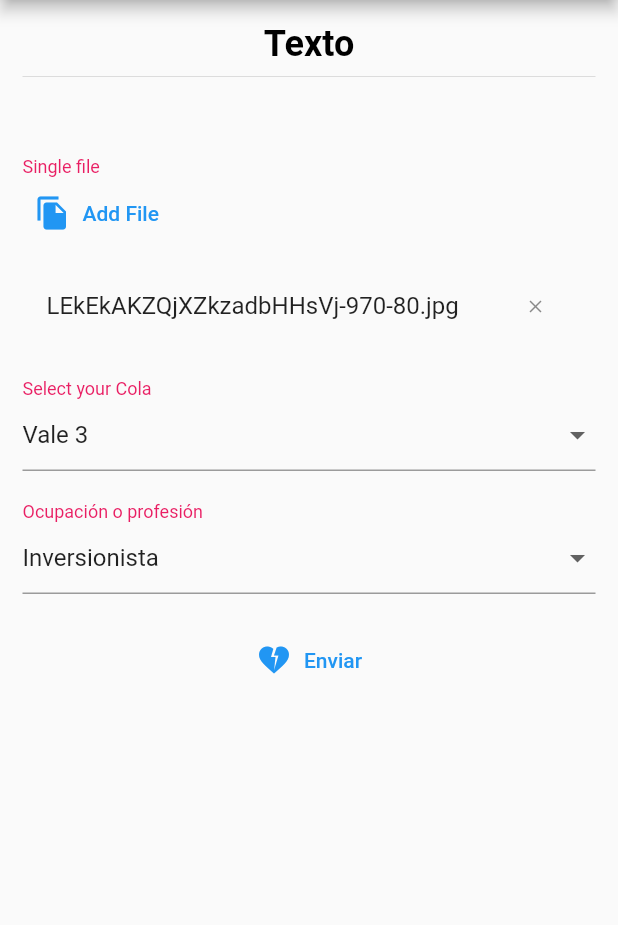
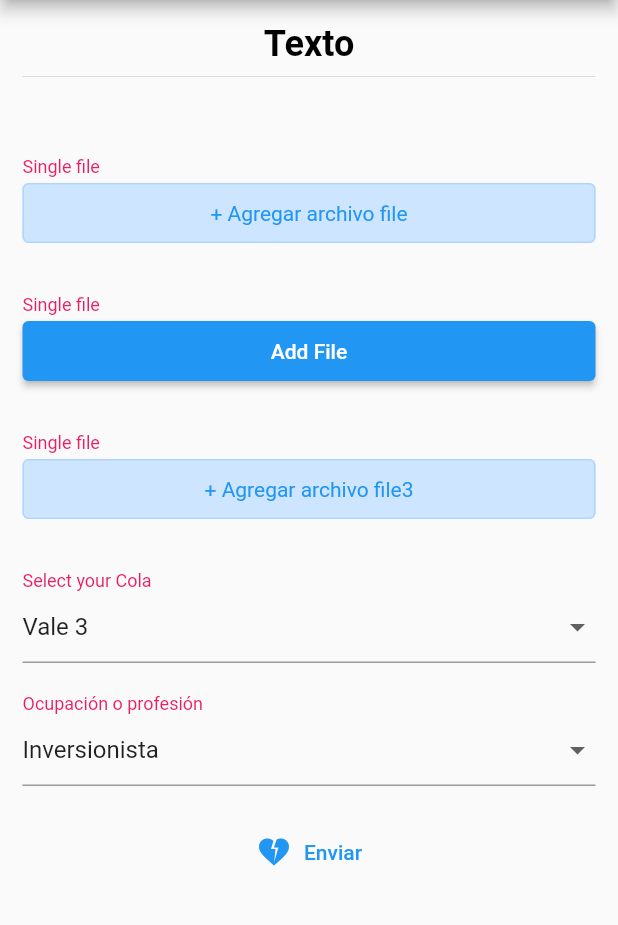
Before and after one commit to edlose16b/flutter_jsonschema_builder, a Flutter app: the screen it shows after launch, after a tap on "Add File", on a phone screen of 412 x 824 dp, the part 84-1009 px from its top. Run offline on Flutter 3.47's test engine with Material 2 defaults, Android fonts, the phone set to English and light mode, and no system bars; our stand-ins replace extended_masked_text, file_picker; missing offline and left inert: dart:ffi.

Commit message:
it dosnt work to picker

```diff
--- a/example/lib/main.dart
+++ b/example/lib/main.dart
@@ -50,6 +50,16 @@ class _MyHomePageState extends State<MyHomePage> {
   "type": "object",
   "properties": {
     "file": {
+      "type": "string",
+      "format": "data-url",
+      "title": "Single file"
+    },
+    "file2": {
+      "type": "string",
+      "format": "data-url",
+      "title": "Single file"
+    },
+    "file3": {
       "type": "string",
       "format": "data-url",
       "title": "Single file"
@@ -134,18 +144,49 @@ class _MyHomePageState extends State<MyHomePage> {
                 onFormDataSaved: (data) {
                   inspect(data);
                 },
-                customFileHandlers: () => {
-                  'files': defaultCustomFileHandler,
-                  'file': () async {
+                customFileHandler: (key) async {
+                  if (['file', 'file3'].contains(key)) {
                     return [
                       File(
                           'https://cdn.mos.cms.futurecdn.net/LEkEkAKZQjXZkzadbHHsVj-970-80.jpg')
                     ];
-                  },
-                  '*': null
+                  }
+                  return null;
                 },
-                customPickerHandlers: () => {
-                  '*': (data) async {
+                customPickerHandlerV2: (data, key) async {
+                  if (key == 'select') {
+                    return showDialog(
+                        context: context,
+                        builder: (context) {
+                          return Scaffold(
+                            body: Container(
+                              margin: const EdgeInsets.all(20),
+                              child: Column(
+                                children: [
+                                  const Text('My Custom Picker'),
+                                  ListView.builder(
+                                    shrinkWrap: true,
+                                    itemCount: data.keys.length,
+                                    itemBuilder: (context, index) {
+                                      return ListTile(
+                                        title: Text(data.values
+                                            .toList()[index]
+                                            .toString()),
+                                        onTap: () => Navigator.pop(
+                                            context, data.keys.toList()[index]),
+                                      );
+                                    },
+                                  ),
+                                ],
+                              ),
+                            ),
+                          );
+                        });
+                  }
+                  return null;
+                },
+                customPickerHandler: () => {
+                  'profession': (data) async {
                     return showDialog(
                         context: context,
                         builder: (context) {
@@ -192,13 +233,26 @@ class _MyHomePageState extends State<MyHomePage> {
                     icon: const Icon(Icons.plus_one),
                     label: const Text('Add Item'),
                   ),
-                  addFileButtonBuilder: (onPressed) => TextButton.icon(
-                    onPressed: () {
-                      onPressed!();
-                    },
-                    icon: const Icon(Icons.file_copy),
-                    label: const Text('Add File'),
-                  ),
+                  addFileButtonBuilder: (onPressed, key) {
+                    if (['file', 'file3'].contains(key)) {
+                      return OutlinedButton(
+                        onPressed: onPressed,
+                        child: Text('+ Agregar archivo $key'),
+                        style: ButtonStyle(
+                            minimumSize: MaterialStateProperty.all(
+                                const Size(double.infinity, 40)),
+                            backgroundColor: MaterialStateProperty.all(
+                              const Color(0xffcee5ff),
+                            ),
+                            side: MaterialStateProperty.all(
+                                const BorderSide(color: Color(0xffafd5ff))),
+                            textStyle: MaterialStateProperty.all(
+                                const TextStyle(color: Color(0xff057afb)))),
+                      );
+                    }
+
+                    return null;
+                  },
                 ),
               ),
             )
--- a/lib/src/builder/logic/widget_builder_logic.dart
+++ b/lib/src/builder/logic/widget_builder_logic.dart
@@ -12,15 +12,18 @@ class WidgetBuilderInherited extends InheritedWidget {
     Key? key,
     required this.mainSchema,
     required Widget child,
-    this.customFileHandlers,
-    this.customPickerHandlers,
+    this.customPickerHandler,
+    this.customFileHandler,
+    this.customPickerHandlerV2,
   }) : super(key: key, child: child);
 
   final Schema mainSchema;
   final data = {};
 
-  final CustomFileHandlers? customFileHandlers;
-  final CustomPickerHandler? customPickerHandlers;
+  final Future<List<File>?>? Function(String key)? customFileHandler;
+  final CustomPickerHandler? customPickerHandler;
+  final Future<dynamic>? Function(Map data, String key)? customPickerHandlerV2;
+
   late final JsonFormSchemaUiConfig uiConfig;
 
   void setJsonFormSchemaStyle(
--- a/lib/src/builder/property_schema_builder.dart
+++ b/lib/src/builder/property_schema_builder.dart
@@ -56,7 +56,7 @@ class PropertySchemaBuilder extends StatelessWidget {
       _field = DropDownJFormField(
         property: schemaPropertySorted,
         customPickerHandler: getCustomPickerHanlder(
-          widgetBuilderInherited.customPickerHandlers,
+          widgetBuilderInherited.customPickerHandler,
           schemaProperty.id,
         ),
         onSaved: (val) {
@@ -72,7 +72,7 @@ class PropertySchemaBuilder extends StatelessWidget {
       _field = DropdownOneOfJFormField(
         property: schemaPropertySorted,
         customPickerHandler: getCustomPickerHanlder(
-          widgetBuilderInherited.customPickerHandlers,
+          widgetBuilderInherited.customPickerHandler,
           schemaProperty.id,
         ),
         onSaved: (val) {
@@ -118,9 +118,8 @@ class PropertySchemaBuilder extends StatelessWidget {
           if (schemaProperty.format == PropertyFormat.dataurl) {
             _field = FileJFormField(
               property: schemaPropertySorted,
-              customFileHandler: getCustomFileHanlder(
-                  WidgetBuilderInherited.of(context).customFileHandlers,
-                  schemaProperty.id),
+              customFileHandlerv2:
+                  WidgetBuilderInherited.of(context).customFileHandler,
               onSaved: (val) {
                 log('onSaved: FileJFormField  ${schemaProperty.idKey}  : $val');
                 updateData(context, val);
@@ -266,24 +265,13 @@ class PropertySchemaBuilder extends StatelessWidget {
     }
   }
 
-  Future<List<File>?> Function()? getCustomFileHanlder(
-      CustomFileHandlers? customFileHandlers, String key) {
-    if (customFileHandlers == null) return null;
+  Future<dynamic> Function(Map<dynamic, dynamic>)? getCustomPickerHanlder(
+    CustomPickerHandler? customPickerHandler,
+    String key,
+  ) {
+    if (customPickerHandler == null) return null;
 
-    final handlers = customFileHandlers();
-
-    if (handlers.containsKey(key)) return handlers[key];
-
-    if (handlers.containsKey('*')) return handlers['*'];
-
-    return null;
-  }
-
-  Future<dynamic> Function(Map<dynamic, dynamic>)? getCustomPickerHanlder(
-      CustomPickerHandler? customFileHandlers, String key) {
-    if (customFileHandlers == null) return null;
-
-    final handlers = customFileHandlers();
+    final handlers = customPickerHandler();
 
     if (handlers.containsKey(key)) return handlers[key];
 
--- a/lib/src/builder/widget_builder.dart
+++ b/lib/src/builder/widget_builder.dart
@@ -13,9 +13,6 @@ import 'dart:convert';
 
 import '../models/models.dart';
 
-// ignore: prefer_generic_function_type_aliases
-typedef Map<String, Future<List<File>?> Function()?> CustomFileHandlers();
-
 typedef Map<String, Future<dynamic> Function(Map data)> CustomPickerHandler();
 
 class JsonForm extends StatefulWidget {
@@ -24,20 +21,23 @@ class JsonForm extends StatefulWidget {
     required this.jsonSchema,
     this.uiSchema,
     required this.onFormDataSaved,
-    this.customFileHandlers,
     this.jsonFormSchemaUiConfig,
-    this.customPickerHandlers,
+    this.customFileHandler,
+    this.customPickerHandlerV2,
+    this.customPickerHandler,
   }) : super(key: key);
 
   final String jsonSchema;
   final void Function(dynamic) onFormDataSaved;
 
   final String? uiSchema;
-  final CustomFileHandlers? customFileHandlers;
 
   final JsonFormSchemaUiConfig? jsonFormSchemaUiConfig;
+  final CustomPickerHandler? customPickerHandler;
 
-  final CustomPickerHandler? customPickerHandlers;
+  final Future<List<File>?>? Function(String key)? customFileHandler;
+  final Future<dynamic>? Function(Map data, String key)? customPickerHandlerV2;
+
   @override
   _JsonFormState createState() => _JsonFormState();
 }
@@ -63,8 +63,9 @@ class _JsonFormState extends State<JsonForm> {
   Widget build(BuildContext context) {
     return WidgetBuilderInherited(
       mainSchema: mainSchema,
-      customFileHandlers: widget.customFileHandlers,
-      customPickerHandlers: widget.customPickerHandlers,
+      customFileHandler: widget.customFileHandler,
+      customPickerHandler: widget.customPickerHandler,
+      // customPickerHandlerV2: widget.customPickerHandlerV2,
       child: Builder(builder: (context) {
         final widgetBuilderInherited = WidgetBuilderInherited.of(context);
 
--- a/lib/src/fields/file_form_field.dart
+++ b/lib/src/fields/file_form_field.dart
@@ -1,13 +1,13 @@
 import 'dart:io';
+
+import 'package:file_picker/file_picker.dart';
 import 'package:flutter/material.dart';
 import 'package:flutter/widgets.dart';
-
-import 'package:file_picker/file_picker.dart';
 import 'package:flutter_jsonschema_form/src/builder/logic/widget_builder_logic.dart';
 import 'package:flutter_jsonschema_form/src/fields/fields.dart';
 
+import './shared.dart';
 import '../models/models.dart';
-import './shared.dart';
 
 extension on PlatformFile {
   File get toFile {
@@ -21,7 +21,7 @@ class FileJFormField extends PropertyFieldWidget<dynamic> {
     required SchemaProperty property,
     required final ValueSetter<dynamic> onSaved,
     ValueChanged<dynamic>? onChanged,
-    this.customFileHandler,
+    this.customFileHandlerv2,
   }) : super(
           key: key,
           property: property,
@@ -29,7 +29,7 @@ class FileJFormField extends PropertyFieldWidget<dynamic> {
           onChanged: onChanged,
         );
 
-  final Future<List<File>?> Function()? customFileHandler;
+  final Future<List<File>?>? Function(String key)? customFileHandlerv2;
 
   @override
   _FileJFormFieldState createState() => _FileJFormFieldState();
@@ -70,13 +70,7 @@ class _FileJFormFieldState extends State<FileJFormField> {
               '${widget.property.title} ${widget.property.required ? "*" : ""}',
               style: widgetBuilderInherited.uiConfig.fieldTitle,
             ),
-            widgetBuilderInherited.uiConfig.addFileButtonBuilder != null
-                ? widgetBuilderInherited
-                    .uiConfig.addFileButtonBuilder!(_onTap(field))
-                : TextButton(
-                    onPressed: _onTap(field),
-                    child: const Text('Elegir archivos'),
-                  ),
+            _buildButton(widgetBuilderInherited, field),
             const SizedBox(height: 10),
             ListView.builder(
               shrinkWrap: true,
@@ -126,25 +120,46 @@ class _FileJFormFieldState extends State<FileJFormField> {
     }
   }
 
+  Widget _buildButton(
+    WidgetBuilderInherited widgetBuilderInherited,
+    FormFieldState<List<File>> field,
+  ) {
+    final addFileButtonBuilder =
+        widgetBuilderInherited.uiConfig.addFileButtonBuilder;
+
+    if (addFileButtonBuilder != null &&
+        addFileButtonBuilder(_onTap(field), widget.property.idKey) != null) {
+      return addFileButtonBuilder(_onTap(field), widget.property.idKey)!;
+    }
+
+    return ElevatedButton(
+      onPressed: _onTap(field),
+      child: const Text('Add File'),
+      style: ButtonStyle(
+        minimumSize: MaterialStateProperty.all(const Size(double.infinity, 40)),
+      ),
+    );
+  }
+
   VoidCallback? _onTap(FormFieldState<List<File>> field) {
     if (widget.property.readOnly) return null;
 
     return () async {
-      if (widget.customFileHandler == null) {
-        final result = await FilePicker.platform.pickFiles(
-          allowMultiple: widget.property.isMultipleFile,
-        );
+      final customFileHandlerv2 = widget.customFileHandlerv2;
+      if (customFileHandlerv2 != null &&
+          (await customFileHandlerv2(widget.property.idKey)) != null) {
+        final result = await customFileHandlerv2(widget.property.idKey);
 
-        if (result != null) {
-          change(field, result.files.map((e) => e.toFile).toList());
-        }
-      } else {
-        final result = await widget.customFileHandler!();
+        if (result != null) change(field, result);
 
-        if (result != null) {
-          change(field, result);
-        }
+        return;
       }
+
+      final result = await FilePicker.platform
+          .pickFiles(allowMultiple: widget.property.isMultipleFile);
+
+      if (result != null)
+        change(field, result.files.map((e) => e.toFile).toList());
     };
   }
 }
--- a/lib/src/models/json_form_schema_style.dart
+++ b/lib/src/models/json_form_schema_style.dart
@@ -1,3 +1,5 @@
+import 'dart:io';
+
 import 'package:flutter/material.dart';
 
 class JsonFormSchemaUiConfig {
@@ -30,7 +32,8 @@ class JsonFormSchemaUiConfig {
   /// @param [VoidCallback] submit function
   Widget Function(VoidCallback onSubmit)? submitButtonBuilder;
 
-  Widget Function(VoidCallback? onPressed)? addFileButtonBuilder;
+  /// Render a custom button
+  /// if it returns null or it is null, it will build default buttom
+  Widget? Function(VoidCallback? onPressed, String key)? addFileButtonBuilder;
 
-  ///
 }
```
Also changed, not shown: pubspec.lock.
